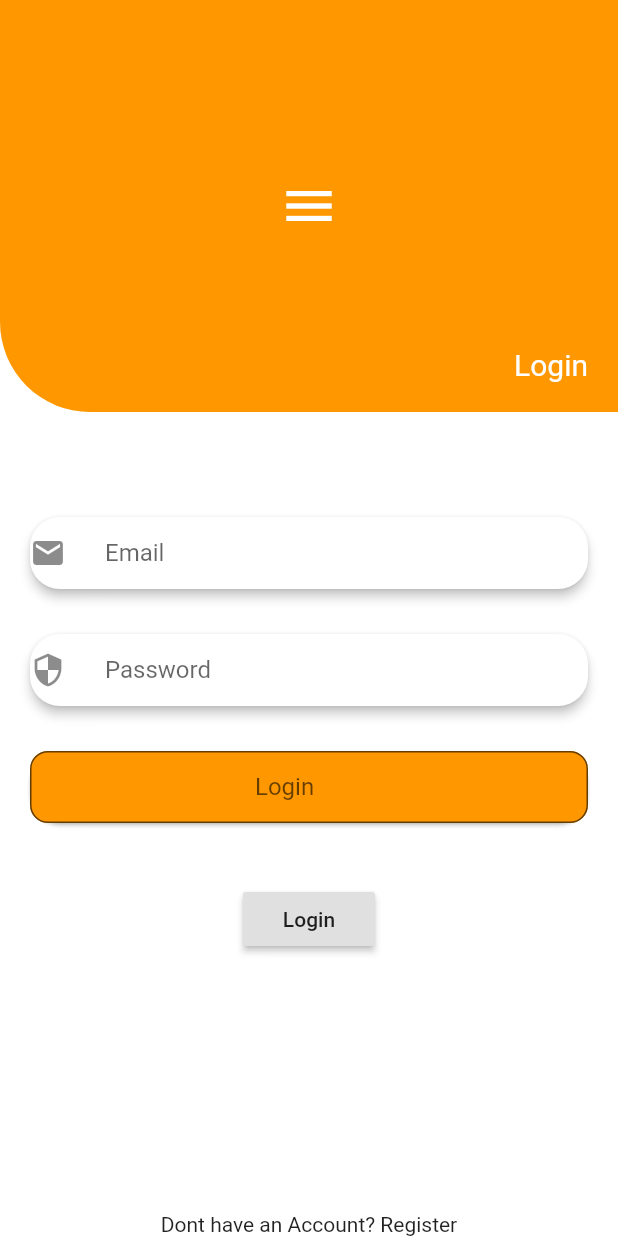
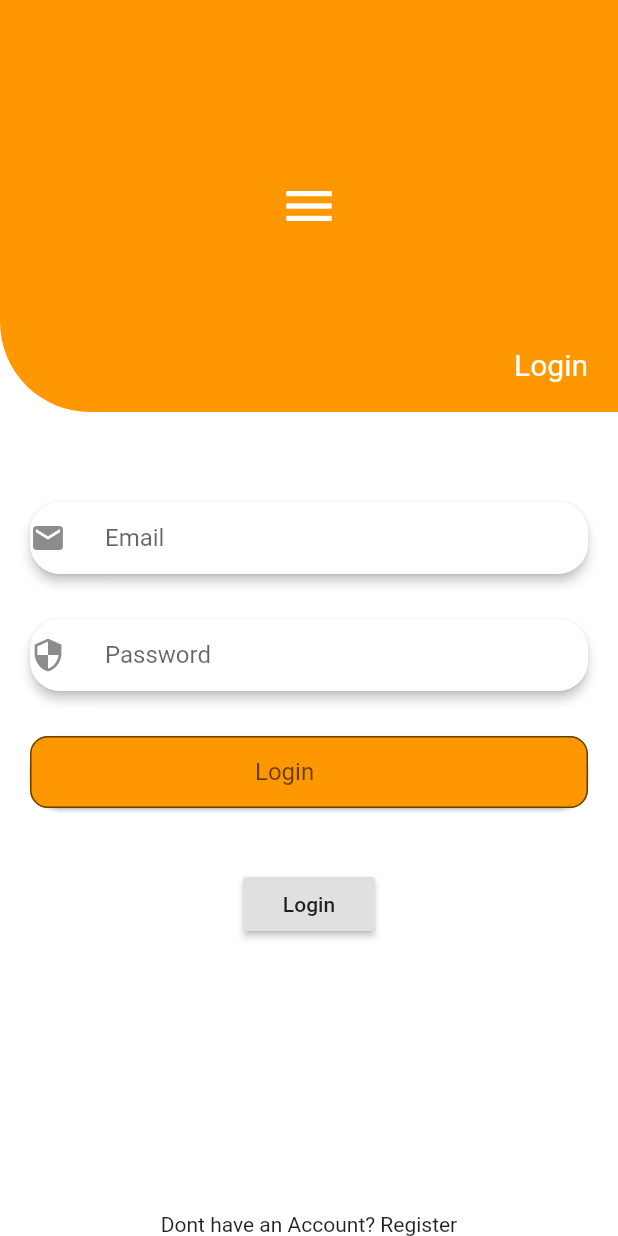
Before and after one commit to venkateshavenki/demo, a Flutter app: the screen it shows after launch, on a phone screen of 412 x 824 dp. Run offline on Flutter 3.47's test engine with Material 2 defaults, Android fonts, the phone set to English and light mode, and no system bars.

Commit message:
Revert "changed margin top 18 to 30"
This reverts commit d8083c9b01ea7546d6e37a6e5aba50958b0cf2f9.

```diff
--- a/lib/home_page.dart
+++ b/lib/home_page.dart
@@ -36,7 +36,7 @@ class HomePage extends StatelessWidget {
         crossAxisAlignment: CrossAxisAlignment.center,
         children: <Widget>[
           Card(
-            margin:EdgeInsets.only(top: 30,left: 20,right: 20,bottom: 10),
+            margin:EdgeInsets.only(top: 20,left: 20,right: 20,bottom: 10),
             elevation: 3,
             shape: RoundedRectangleBorder(
               borderRadius: BorderRadius.circular(20),
```
